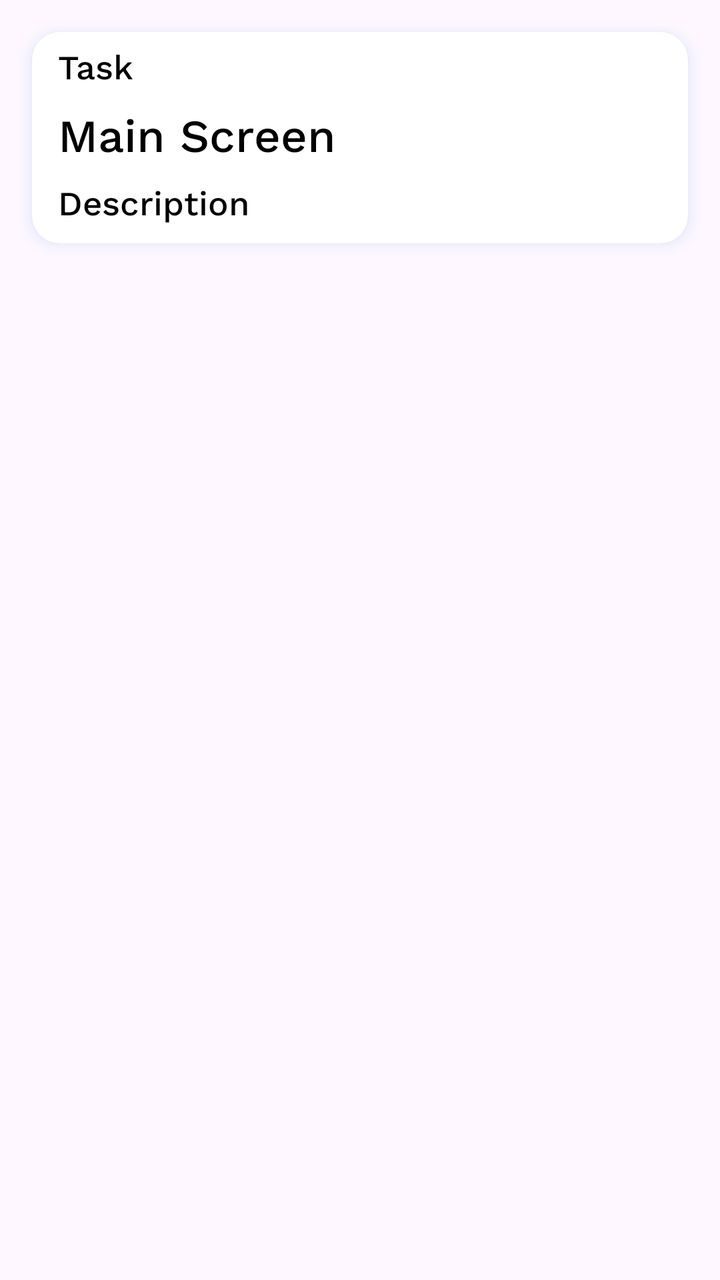
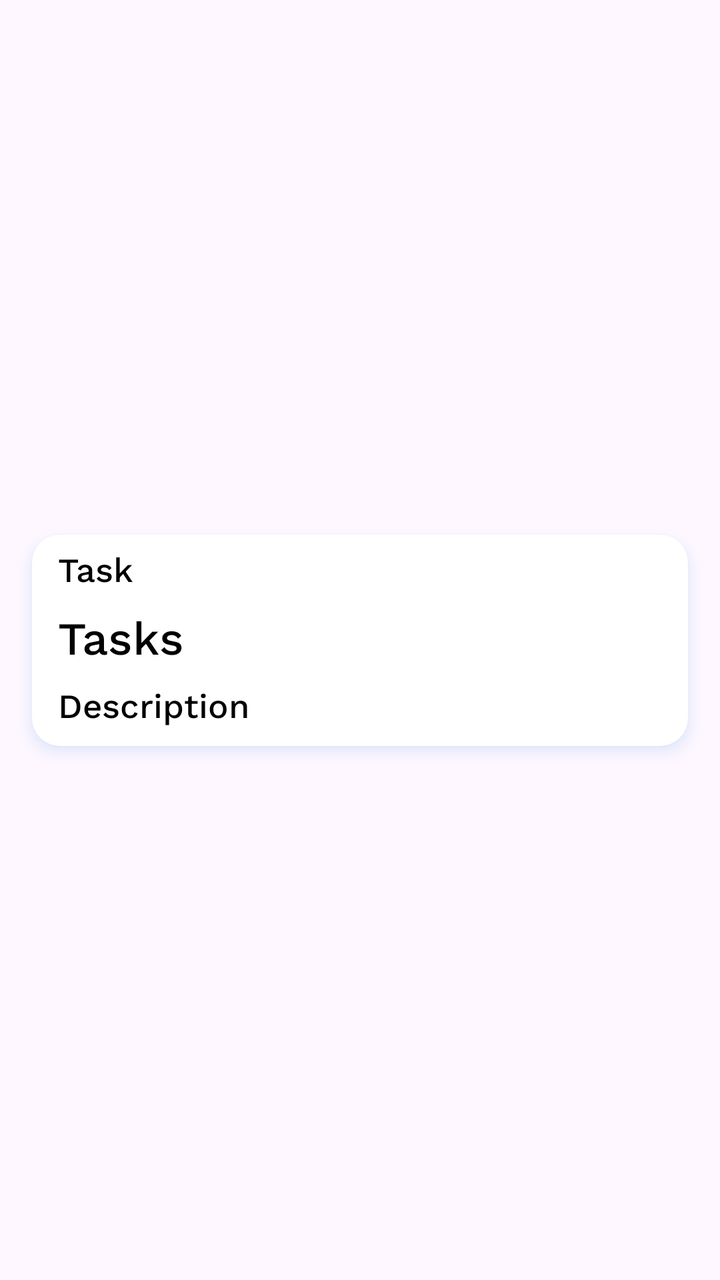

Compare the two renders of this Android layout. The source of the first and the diff that turns it into the second are given below.
<!-- AndroidManifest.xml: application theme Theme.AndroidTaskKotlin -->
<!-- res/layout/maincard_item.xml -->
<?xml version="1.0" encoding="utf-8"?>
<androidx.constraintlayout.widget.ConstraintLayout xmlns:android="http://schemas.android.com/apk/res/android"
    xmlns:app="http://schemas.android.com/apk/res-auto"
    android:layout_width="match_parent"
    android:layout_height="wrap_content">

    <androidx.constraintlayout.widget.ConstraintLayout
        android:id="@+id/taskConstraint"
        android:layout_width="0dp"
        android:layout_height="wrap_content"
        android:layout_margin="16dp"
        android:background="@drawable/maincardconstraint_background"
        android:outlineSpotShadowColor="@color/effectShadow"
        android:elevation="5dp"
        android:orientation="vertical"
        app:layout_constraintEnd_toEndOf="parent"
        app:layout_constraintStart_toStartOf="parent"
        app:layout_constraintTop_toTopOf="parent">


        <TextView
            android:id="@+id/taskText"
            android:layout_width="0dp"
            android:layout_height="wrap_content"
            android:autoSizeTextType="uniform"
            android:ellipsize="none"
            android:fontFamily="@font/work_sans_medium"
            android:gravity="start"
            android:maxLines="2"
            android:layout_margin="5dp"
            android:paddingStart="8dp"
            android:text="@string/task"
            android:textColor="@color/black"
            android:textSize="17sp"
            app:layout_constraintEnd_toEndOf="parent"
            app:layout_constraintStart_toStartOf="parent"
            app:layout_constraintTop_toTopOf="parent" />

        <TextView
            android:id="@+id/titleText"
            android:layout_width="0dp"
            android:layout_height="wrap_content"
            android:layout_marginTop="8dp"
            android:layout_weight="1"
            android:autoSizeTextType="uniform"
            android:ellipsize="none"
            android:layout_margin="5dp"
            android:fontFamily="@font/work_sans_medium"
            android:gravity="start"
            android:maxLines="2"
            android:paddingStart="8dp"
            android:text="@string/titleText"
            android:textColor="@color/black"
            android:textSize="23sp"
            app:layout_constraintEnd_toEndOf="parent"
            app:layout_constraintStart_toStartOf="parent"
            app:layout_constraintTop_toBottomOf="@+id/taskText" />

        <TextView
            android:id="@+id/descriptionText"
            android:layout_width="0dp"
            android:layout_height="wrap_content"
            android:layout_marginTop="8dp"
            android:layout_weight="1"
            android:autoSizeTextType="uniform"
            android:ellipsize="none"
            android:fontFamily="@font/work_sans_medium"
            android:gravity="start"
            android:layout_margin="5dp"
            android:maxLines="2"
            android:paddingStart="8dp"
            android:paddingBottom="8dp"
            android:text="@string/description"
            android:textColor="@color/black"
            android:textSize="17sp"
            app:layout_constraintEnd_toEndOf="parent"
            app:layout_constraintStart_toStartOf="parent"
            app:layout_constraintTop_toBottomOf="@+id/titleText" />

    </androidx.constraintlayout.widget.ConstraintLayout>

</androidx.constraintlayout.widget.ConstraintLayout>
<!-- resources referenced by this layout -->
<resources>
  <color name="black">#FF000000</color>
  <color name="effectShadow">#1E88E5</color>
  <!-- drawable maincardconstraint_background (drawable) -->
  <?xml version="1.0" encoding="utf-8"?>
  <layer-list xmlns:android="http://schemas.android.com/apk/res/android">
      <item
          android:id="@+id/border_shape"
          android:left="1dp" android:right="1dp" android:top="1dp" android:bottom="1dp">
          <shape android:shape="rectangle">
              <solid android:color="@color/white"/>
              <corners android:radius="14dp"/>
          </shape>
      </item>
  
      <item
          android:id="@+id/fill_shape">
          <shape android:shape="rectangle">
              <solid android:color="@color/white"/>
              <corners android:radius="14dp"/>
          </shape>
      </item>
  </layer-list>
  <string name="description">Description</string>
  <string name="task">Task</string>
  <string name="titleText">Main Screen</string>
  <style name="Theme.AndroidTaskKotlin" parent="Base.Theme.AndroidTaskKotlin" />
  <color name="white">#FFFFFFFF</color>
  <style name="Base.Theme.AndroidTaskKotlin" parent="Theme.Material3.DayNight.NoActionBar">
          
          
      </style>
</resources>

<!-- the commit's change to res/layout/maincard_item.xml (unified diff, before → after) -->
@@ -8,11 +8,13 @@
         android:id="@+id/taskConstraint"
         android:layout_width="0dp"
         android:layout_height="wrap_content"
-        android:layout_margin="16dp"
+        android:layout_marginHorizontal="16dp"
+        android:layout_marginVertical="8dp"
         android:background="@drawable/maincardconstraint_background"
-        android:outlineSpotShadowColor="@color/effectShadow"
         android:elevation="5dp"
         android:orientation="vertical"
+        android:outlineSpotShadowColor="@color/effectShadow"
+        app:layout_constraintBottom_toBottomOf="parent"
         app:layout_constraintEnd_toEndOf="parent"
         app:layout_constraintStart_toStartOf="parent"
         app:layout_constraintTop_toTopOf="parent">
@@ -22,12 +24,12 @@
             android:id="@+id/taskText"
             android:layout_width="0dp"
             android:layout_height="wrap_content"
+            android:layout_margin="5dp"
             android:autoSizeTextType="uniform"
             android:ellipsize="none"
             android:fontFamily="@font/work_sans_medium"
             android:gravity="start"
             android:maxLines="2"
-            android:layout_margin="5dp"
             android:paddingStart="8dp"
             android:text="@string/task"
             android:textColor="@color/black"
@@ -40,11 +42,11 @@
             android:id="@+id/titleText"
             android:layout_width="0dp"
             android:layout_height="wrap_content"
+            android:layout_margin="5dp"
             android:layout_marginTop="8dp"
             android:layout_weight="1"
             android:autoSizeTextType="uniform"
             android:ellipsize="none"
-            android:layout_margin="5dp"
             android:fontFamily="@font/work_sans_medium"
             android:gravity="start"
             android:maxLines="2"
@@ -60,13 +62,13 @@
             android:id="@+id/descriptionText"
             android:layout_width="0dp"
             android:layout_height="wrap_content"
+            android:layout_margin="5dp"
             android:layout_marginTop="8dp"
             android:layout_weight="1"
             android:autoSizeTextType="uniform"
             android:ellipsize="none"
             android:fontFamily="@font/work_sans_medium"
             android:gravity="start"
-            android:layout_margin="5dp"
             android:maxLines="2"
             android:paddingStart="8dp"
             android:paddingBottom="8dp"
<!-- resource entries referenced after the edit -->
@@ -24,7 +24,7 @@
   </layer-list>
   <string name="description">Description</string>
   <string name="task">Task</string>
-  <string name="titleText">Main Screen</string>
+  <string name="titleText">Tasks</string>
   <style name="Theme.AndroidTaskKotlin" parent="Base.Theme.AndroidTaskKotlin" />
   <color name="white">#FFFFFFFF</color>
   <style name="Base.Theme.AndroidTaskKotlin" parent="Theme.Material3.DayNight.NoActionBar">
